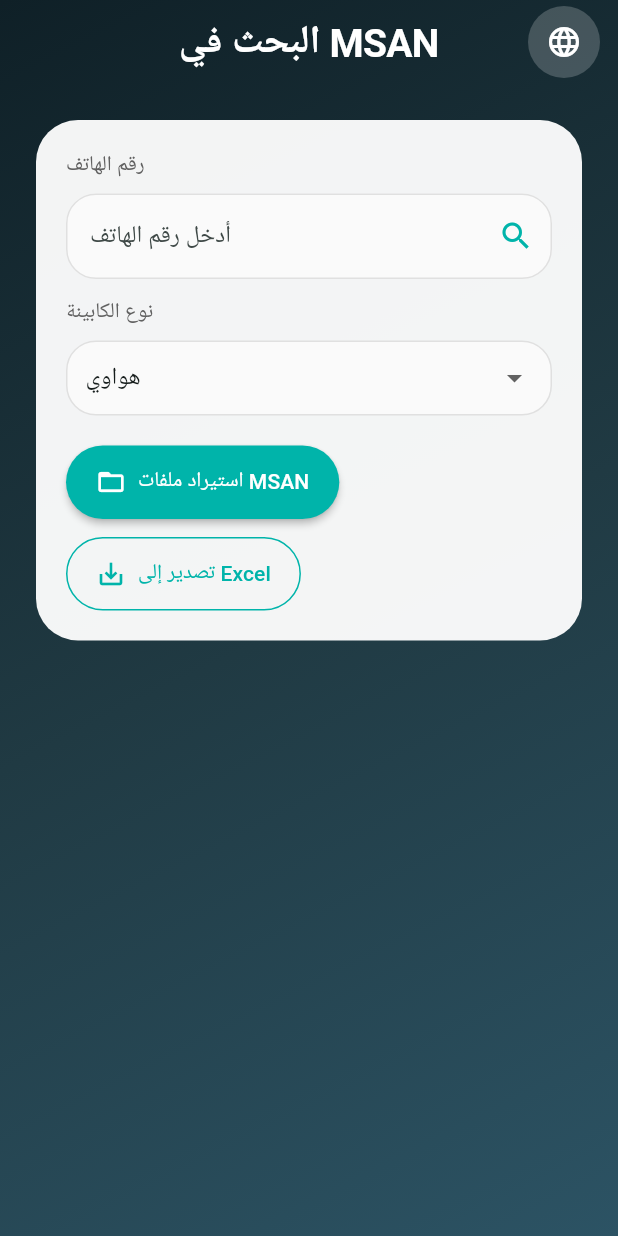
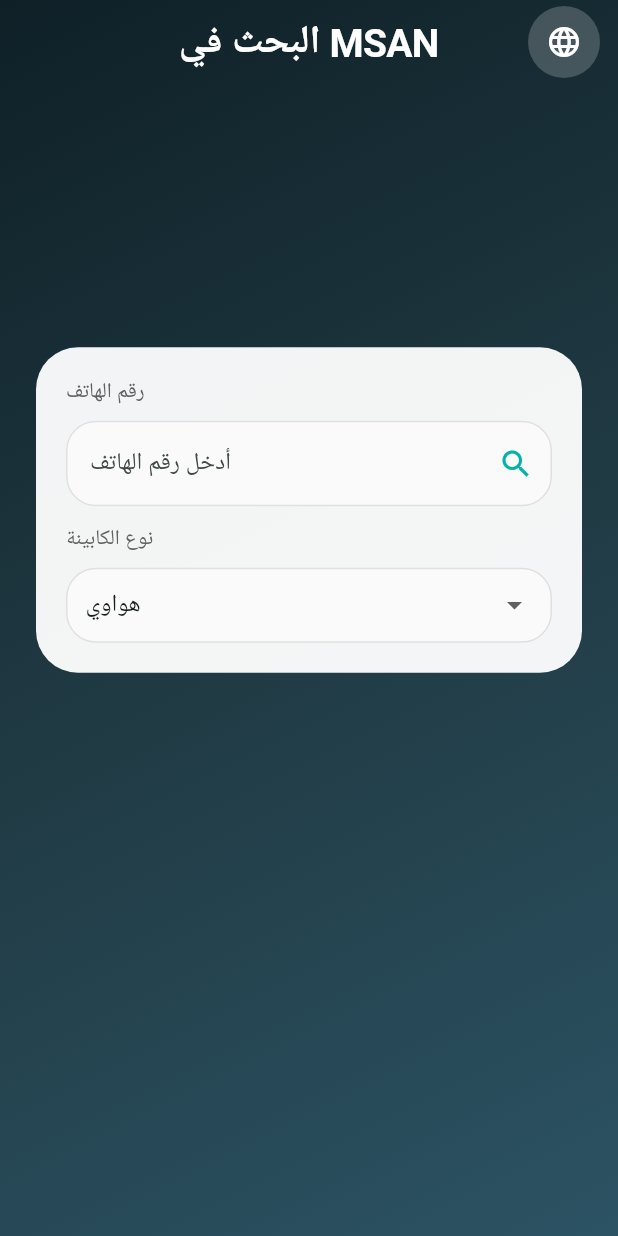
Before and after one commit to MORAMZY14/Port_Finder, a Flutter app: the screen it shows after launch, after a tap on the "language" icon, on a phone screen of 412 x 824 dp. Run offline on Flutter 3.47's test engine with Material 3 defaults, Android fonts, the phone set to English and light mode, and no system bars; our stand-ins replace file_picker, hive_flutter; missing offline and left inert: excel; accounts and stored records are empty; Roboto replaces fonts that are missing (Poppins).

Commit message:
Refactor main.dart for improved layout and debounce logic

```diff
--- a/lib/main.dart
+++ b/lib/main.dart
@@ -156,7 +156,7 @@
   String? _cabinetType;
   late AnimationController _animationController;
   late Animation<double> _fadeAnimation;
-  Timer? _debounceTimer; // Debounce timer for automatic search
+  Timer? _debounceTimer;
 
   @override
   void initState() {
@@ -171,17 +171,13 @@
     );
     _cabinetType = 'HUAWEI';
 
-    // Add listener for automatic search
     _phoneController.addListener(_onPhoneNumberChanged);
 
     WidgetsBinding.instance.addPostFrameCallback((_) => _loadBundledDataIfEmpty());
   }
 
   void _onPhoneNumberChanged() {
-    // Cancel any pending search
     if (_debounceTimer?.isActive ?? false) _debounceTimer!.cancel();
-
-    // Start a new debounce timer (500ms delay)
     _debounceTimer = Timer(const Duration(milliseconds: 500), () {
       _performSearch();
     });
@@ -388,7 +384,6 @@
             backgroundColor: Colors.green,
           ),
         );
-        // Re‑search after import if there's text in the field
         _performSearch();
       }
     } catch (e) {
@@ -405,7 +400,6 @@
   }
 
   void _search() {
-    // Keep manual search as fallback (e.g., when tapping the icon)
     _performSearch();
   }
 
@@ -662,19 +656,17 @@
           child: Center(
             child: ConstrainedBox(
               constraints: const BoxConstraints(maxWidth: 1400),
-              child: Padding(
+              child: SingleChildScrollView(
                 padding: const EdgeInsets.all(20),
                 child: Column(
                   children: [
-                    _buildTopCard(isArabic),
+                    _buildTopCard(isArabic, screenWidth),
                     const SizedBox(height: 24),
-                    Expanded(
-                      child: FadeTransition(
+                    FadeTransition(
                       opacity: _fadeAnimation,
                       child: _result == null
                           ? _buildEmptyResultCard(isArabic)
                           : _buildResultCard(_result!, isArabic, screenWidth),
-                      ),
                     ),
                   ],
                 ),
@@ -686,7 +678,10 @@
     );
   }
 
-  Widget _buildTopCard(bool isArabic) {
+  Widget _buildTopCard(bool isArabic, double screenWidth) {
+    // Show import/export buttons only on larger screens (> 600)
+    final showButtons = screenWidth > 600;
+
     return Card(
       elevation: 0,
       shape: RoundedRectangleBorder(borderRadius: BorderRadius.circular(28)),
@@ -696,6 +691,7 @@
         child: LayoutBuilder(
           builder: (context, constraints) {
             if (constraints.maxWidth > 600) {
+              // Tablet/desktop layout: row with buttons on the right
               return Row(
                 crossAxisAlignment: CrossAxisAlignment.start,
                 children: [
@@ -711,6 +707,7 @@
                     ),
                   ),
                   const SizedBox(width: 24),
+                  if (showButtons)
                     Expanded(
                       flex: 1,
                       child: Column(
@@ -725,16 +722,13 @@
                 ],
               );
             } else {
+              // Phone layout: stacked, no buttons
               return Column(
                 crossAxisAlignment: CrossAxisAlignment.start,
                 children: [
                   _buildPhoneField(isArabic),
                   const SizedBox(height: 12),
                   _buildCabinetDropdown(isArabic),
-                  const SizedBox(height: 20),
-                  _buildImportButton(isArabic),
-                  const SizedBox(height: 12),
-                  _buildExportButton(isArabic),
                 ],
               );
             }
@@ -979,10 +973,9 @@
               ],
             ),
             const Divider(height: 32),
-            Expanded(
-              child: GridView.count(
-                shrinkWrap: false,
-                physics: const AlwaysScrollableScrollPhysics(),
+            GridView.count(
+              shrinkWrap: true,
+              physics: const NeverScrollableScrollPhysics(),
               crossAxisCount: crossAxisCount,
               mainAxisSpacing: 16,
               crossAxisSpacing: 16,
@@ -1001,8 +994,7 @@
                     borderRadius: BorderRadius.circular(16),
                     border: Border.all(color: Colors.grey.shade200),
                   ),
-                    padding:
-                    const EdgeInsets.symmetric(horizontal: 14, vertical: 10),
+                  padding: const EdgeInsets.symmetric(horizontal: 14, vertical: 10),
                   child: Column(
                     crossAxisAlignment: CrossAxisAlignment.start,
                     mainAxisAlignment: MainAxisAlignment.center,
@@ -1032,7 +1024,6 @@
                 );
               }).toList(),
             ),
-            ),
           ],
         ),
       ),
@@ -1047,5 +1038,6 @@
     _animationController.dispose();
     super.dispose();
   }
-  static const String appVersion = '2.1.1';
+
+  static const String appVersion = '2.1.0';
 }
```
Lines whose indentation alone changed are shown as unchanged.
